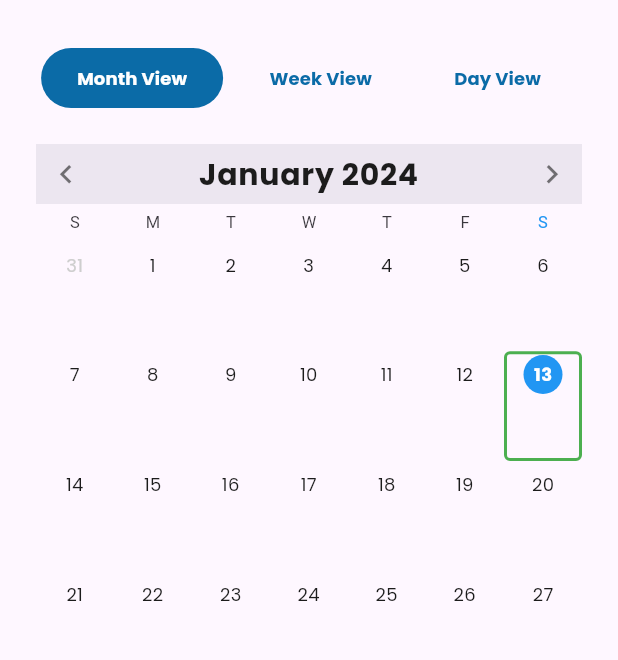
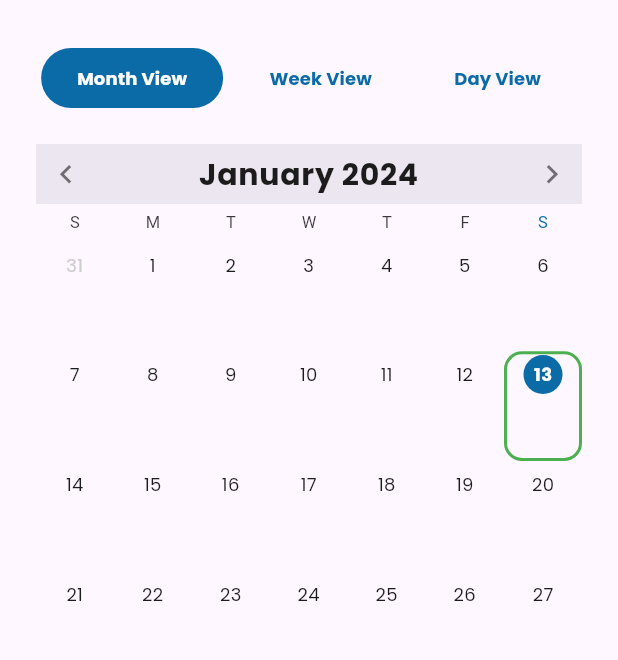
Before and after one commit to Bryan-Monterozo/study_first_ggs_later, a Flutter app: the StudyCalendar screen opened directly, on a phone screen of 412 x 824 dp, the part 66-726 px from its top. Run offline on Flutter 3.47's test engine with Material 3 defaults, Android fonts, the phone set to English and light mode, and no system bars; drawn by our look-alikes of syncfusion_flutter_calendar; our stand-ins replace card_swiper, cloud_firestore, confetti, firebase_auth, firebase_core, flip_card and 3 more; missing offline and left inert: enum_to_string; accounts and stored records are empty; network calls fail; Roboto replaces fonts that are missing (Product Sans).

Commit message:
made some minor changes to the colors and fonts of agenda

```diff
--- a/lib/modules/calendar/view/screens/calendar.dart
+++ b/lib/modules/calendar/view/screens/calendar.dart
@@ -207,6 +207,25 @@ class StudyCalendarState extends State<StudyCalendar> {
                       appointmentDisplayMode:
                           MonthAppointmentDisplayMode.indicator,
                       showAgenda: true,
+                      agendaStyle: AgendaStyle(
+                        appointmentTextStyle: TextStyle(
+                            fontFamily: 'Poppins',
+                            fontSize: 14,
+                            fontStyle: FontStyle.italic,
+                            color: Colors.white),
+                        dateTextStyle: TextStyle(
+                            fontFamily: 'Poppins',
+                            fontStyle: FontStyle.italic,
+                            fontSize: 12,
+                            fontWeight: FontWeight.w300,
+                            color: Color(0xff1c1c1c)),
+                        dayTextStyle: TextStyle(
+                          fontFamily: 'Poppins',
+                            fontStyle: FontStyle.normal,
+                            fontSize: 20,
+                            fontWeight: FontWeight.w700,
+                            color: Color(0xff1c1c1c)),
+                      ),
                       monthCellStyle: MonthCellStyle(
                         textStyle: TextStyle(
                             fontFamily: 'Poppins',
@@ -228,11 +247,11 @@ class StudyCalendarState extends State<StudyCalendar> {
                         builder: (context) =>
                             EventViewingPage(calendarModel: meeting)));
                   },
-                  todayHighlightColor: Colors.blue,
+                  todayHighlightColor: const Color(0xFF0B6BA7),
                   selectionDecoration: BoxDecoration(
                     color: Colors.transparent,
                     border: Border.all(color: Colors.green, width: 2),
-                    borderRadius: const BorderRadius.all(Radius.circular(4)),
+                    borderRadius: const BorderRadius.all(Radius.circular(12)),
                     shape: BoxShape.rectangle,
                   ),
                   cellBorderColor: Colors.transparent,
```
